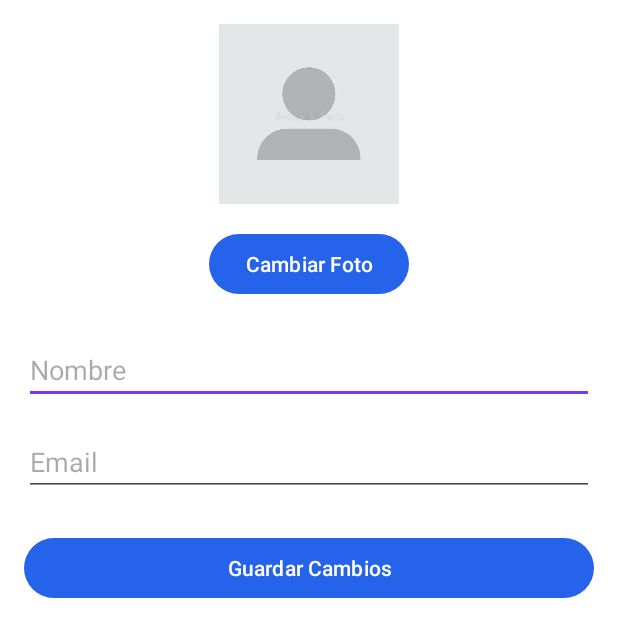
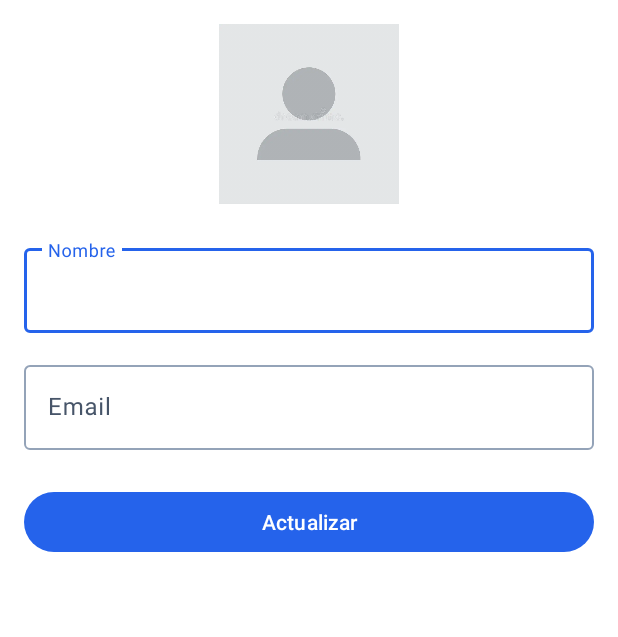
Before and after one commit to LucasAlderete/DAI-Android-Grupo-4, an Android app: the layout activity_profile.xml on its own in the app's theme, with its tools: preview values and no code run, on a phone screen of 412 x 824 dp. Shown: the top 637 px of the screen. Run offline under Robolectric (Android 15) with nearby library versions, the phone set to English and light mode, and no system bars.

Commit message:
Actualización profile con log in

```diff
--- a/app/src/main/AndroidManifest.xml
+++ b/app/src/main/AndroidManifest.xml
@@ -18,10 +18,10 @@
         android:supportsRtl="true"
         android:theme="@style/Theme.DAIAndroidGrupo4"
         tools:targetApi="31">
+        <!-- Pantallas -->
         <activity
             android:name=".profile.ui.ProfileActivity"
             android:exported="false" />
-        <!-- Pantallas -->
         <activity
             android:name=".ReservasActivity"
             android:exported="false" />
--- a/app/src/main/java/com/example/dai_android_grupo_4/data/api/ApiService.java
+++ b/app/src/main/java/com/example/dai_android_grupo_4/data/api/ApiService.java
@@ -36,6 +36,6 @@ public interface ApiService {
 
     @PUT("usuario/perfil")
     Call<UsuarioResponse> updatePerfil(@Header("Authorization") String token,
-                                       @Body UsuarioRequest usuarioRequest);
+                                       @Body UsuarioUpdateRequest usuarioRequest);
 
 }
--- a/app/src/main/java/com/example/dai_android_grupo_4/di/NetworkModule.java
+++ b/app/src/main/java/com/example/dai_android_grupo_4/di/NetworkModule.java
@@ -21,7 +21,8 @@ import java.util.concurrent.TimeUnit;
 @InstallIn(SingletonComponent.class)
 public class NetworkModule {
 
-    private final String API_URL = "http://192.168.0.93:8080/api/";
+    //private final String API_URL = "http://192.168.0.93:8080/api/";
+    public final String API_URL = "http://10.0.2.2:8080/api/";
 
     @Provides
     @Singleton
--- a/app/src/main/res/layout/activity_profile.xml
+++ b/app/src/main/res/layout/activity_profile.xml
@@ -1,54 +1,52 @@
 <?xml version="1.0" encoding="utf-8"?>
 <ScrollView xmlns:android="http://schemas.android.com/apk/res/android"
+    xmlns:tools="http://schemas.android.com/tools"
     android:layout_width="match_parent"
     android:layout_height="match_parent"
-    android:padding="16dp">
+    android:padding="16dp"
+    tools:context=".profile.ui.ProfileActivity">
 
     <LinearLayout
-        android:orientation="vertical"
         android:layout_width="match_parent"
-        android:layout_height="wrap_content">
+        android:layout_height="wrap_content"
+        android:orientation="vertical">
 
         <ImageView
-            android:id="@+id/imgFotoPerfil"
+            android:id="@+id/imgProfile"
             android:layout_width="120dp"
             android:layout_height="120dp"
             android:layout_gravity="center_horizontal"
             android:src="@drawable/ic_default_avatar"
             android:scaleType="centerCrop"
-            android:layout_marginBottom="16dp"
-            android:contentDescription="Foto de perfil"
-            android:background="@drawable/circle_background" />
+            android:layout_marginBottom="24dp"
+            android:contentDescription="Foto de perfil" />
 
-        <Button
-            android:id="@+id/btnCambiarFoto"
-            android:layout_width="wrap_content"
-            android:layout_height="wrap_content"
-            android:text="Cambiar Foto"
-            android:layout_gravity="center_horizontal"
-            android:layout_marginBottom="24dp"/>
-
-        <EditText
-            android:id="@+id/editNombre"
+        <com.google.android.material.textfield.TextInputLayout
             android:layout_width="match_parent"
             android:layout_height="wrap_content"
-            android:hint="Nombre"
-            android:inputType="textPersonName"
-            android:layout_marginBottom="16dp"/>
+            android:hint="Nombre">
+            <com.google.android.material.textfield.TextInputEditText
+                android:id="@+id/edtNombre"
+                android:layout_width="match_parent"
+                android:layout_height="wrap_content"/>
+        </com.google.android.material.textfield.TextInputLayout>
 
-        <EditText
-            android:id="@+id/editEmail"
+        <com.google.android.material.textfield.TextInputLayout
             android:layout_width="match_parent"
             android:layout_height="wrap_content"
             android:hint="Email"
-            android:inputType="textEmailAddress"
-            android:layout_marginBottom="24dp"/>
+            android:layout_marginTop="16dp">
+            <com.google.android.material.textfield.TextInputEditText
+                android:id="@+id/edtEmail"
+                android:layout_width="match_parent"
+                android:layout_height="wrap_content"/>
+        </com.google.android.material.textfield.TextInputLayout>
 
-        <Button
-            android:id="@+id/btnGuardar"
+        <com.google.android.material.button.MaterialButton
+            android:id="@+id/btnActualizar"
             android:layout_width="match_parent"
             android:layout_height="wrap_content"
-            android:text="Guardar Cambios"/>
-
+            android:text="Actualizar"
+            android:layout_marginTop="24dp"/>
     </LinearLayout>
 </ScrollView>
```
Also changed, not shown: app/src/main/java/com/example/dai_android_grupo_4/MainActivity.java (+9 -0 lines), app/src/main/java/com/example/dai_android_grupo_4/data/api/model/UsuarioUpdateRequest.java (added, +33 -0 lines), app/src/main/java/com/example/dai_android_grupo_4/profile/repository/ProfileRepositoryImpl.java (+6 -1 lines), app/src/main/java/com/example/dai_android_grupo_4/profile/ui/ProfileActivity.java (+72 -47 lines), app/src/main/res/layout/activity_main.xml (+9 -0 lines).
